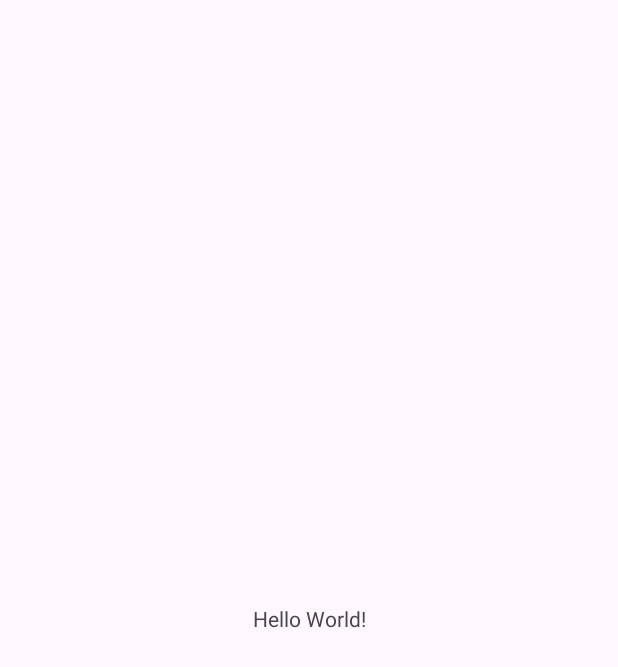
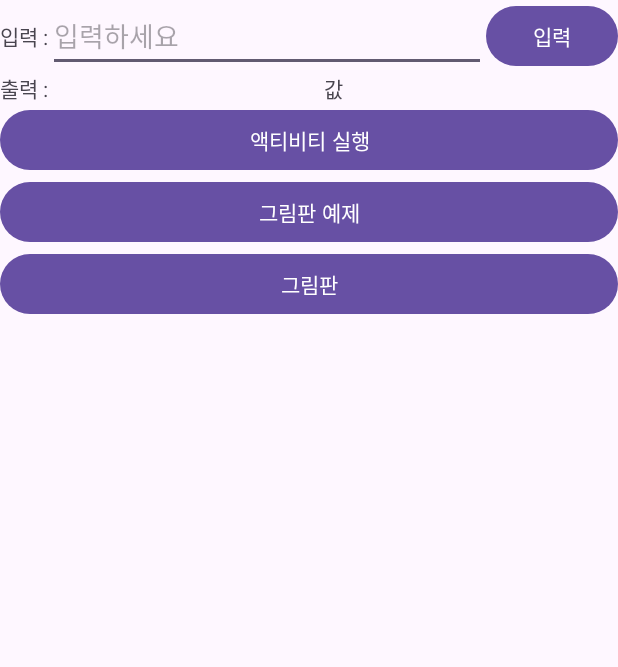
Before and after one commit to jamjamzo/TFLite_test, an Android app: the screen it shows after launch (MainActivity), on a phone screen of 412 x 824 dp. Before the commit the part shown is almost empty. Shown: the top 667 px of the screen. Run offline under Robolectric (Android 15) with nearby library versions, the phone set to English and light mode, and no system bars.

Commit message:
230804 MyActivity과 화면 생성

```diff
--- a/app/src/main/AndroidManifest.xml
+++ b/app/src/main/AndroidManifest.xml
@@ -13,6 +13,9 @@
         android:theme="@style/Theme.TFLite_test"
         tools:targetApi="31">
         <activity
+            android:name=".MyActivity"
+            android:exported="false" />
+        <activity
             android:name=".MainActivity"
             android:exported="true">
             <intent-filter>
--- a/app/src/main/java/com/example/tflite_test/MainActivity.java
+++ b/app/src/main/java/com/example/tflite_test/MainActivity.java
@@ -2,7 +2,13 @@ package com.example.tflite_test;
 
 import androidx.appcompat.app.AppCompatActivity;
 
+import android.content.Intent;
 import android.os.Bundle;
+import android.view.View;
+import android.widget.Button;
+import android.widget.EditText;
+import android.widget.TextView;
+import android.widget.Toast;
 
 public class MainActivity extends AppCompatActivity {
 
@@ -10,5 +16,74 @@ public class MainActivity extends AppCompatActivity {
     protected void onCreate(Bundle savedInstanceState) {
         super.onCreate(savedInstanceState);
         setContentView(R.layout.activity_main);
+
+
+        EditText editText = (EditText)findViewById(R.id.input_Et);
+        Button button = (Button)findViewById(R.id.input_Btn);
+        TextView textView = (TextView)findViewById(R.id.output_Tv);
+
+        button.setOnClickListener(new View.OnClickListener() {
+            @Override
+            public void onClick(View view) {
+                String text = editText.getText().toString();
+                textView.setText(text);
+
+//                try {
+//                    Thread.sleep(10 * 1000);
+//                    Toast.makeText(MainActivity.this, "complete", Toast.LENGTH_SHORT).show();
+//                } catch (Exception e) {
+//                    e.printStackTrace();
+//                }
+
+                new Thread(new Runnable() {
+                    @Override
+                    public void run() {
+                        try {
+                            Thread.sleep(10 * 1000);
+                            Toast.makeText(MainActivity.this, "complete", Toast.LENGTH_SHORT).show();
+//                            runOnUiThread(new Runnable() {
+//                                @Override
+//                                public void run() {
+//                                    Toast.makeText(MainActivity.this, "complete", Toast.LENGTH_SHORT).show();
+//                                }
+//                            });
+                        } catch (Exception e) {
+                            e.printStackTrace();
+                        }
+                    }
+                }).start();
+            }
+        });
+
+//        button.setOnClickListener(view -> {
+//        });
+
+        Button actBtn = findViewById(R.id.activity_launch_Btn);
+        actBtn.setOnClickListener(new View.OnClickListener() {
+            @Override
+            public void onClick(View v) {
+                Intent i = new Intent(MainActivity.this, MyActivity.class);
+                startActivity(i);
+            }
+        });
+
+//        Button drawSampleBtn = findViewById(R.id.draw_sample_Btn);
+//        drawSampleBtn.setOnClickListener(new View.OnClickListener() {
+//            @Override
+//            public void onClick(View v) {
+//                Intent i = new Intent(MainActivity.this, DrawingActivity.class);
+//                startActivity(i);
+//            }
+//        });
+//
+//        Button drawBtn = findViewById(R.id.draw_Btn);
+//        drawBtn.setOnClickListener(new View.OnClickListener() {
+//            @Override
+//            public void onClick(View v) {
+//                Intent i = new Intent(MainActivity.this, DrawActivity.class);
+//                startActivity(i);
+//            }
+//        });
+
     }
 }
--- a/app/src/main/res/layout/activity_main.xml
+++ b/app/src/main/res/layout/activity_main.xml
@@ -1,18 +1,73 @@
 <?xml version="1.0" encoding="utf-8"?>
-<androidx.constraintlayout.widget.ConstraintLayout xmlns:android="http://schemas.android.com/apk/res/android"
-    xmlns:app="http://schemas.android.com/apk/res-auto"
+<LinearLayout
+    xmlns:android="http://schemas.android.com/apk/res/android"
     xmlns:tools="http://schemas.android.com/tools"
+    android:orientation="vertical"
     android:layout_width="match_parent"
     android:layout_height="match_parent"
     tools:context=".MainActivity">
 
-    <TextView
-        android:layout_width="wrap_content"
+    <LinearLayout
+        android:layout_width="match_parent"
         android:layout_height="wrap_content"
-        android:text="Hello World!"
-        app:layout_constraintBottom_toBottomOf="parent"
-        app:layout_constraintEnd_toEndOf="parent"
-        app:layout_constraintStart_toStartOf="parent"
-        app:layout_constraintTop_toTopOf="parent" />
+        android:orientation="horizontal">
+        <TextView
+            android:layout_width="wrap_content"
+            android:layout_height="wrap_content"
+            android:text="입력 :"
+            android:layout_gravity="center_vertical"/>
 
-</androidx.constraintlayout.widget.ConstraintLayout>
+        <EditText
+            android:id="@+id/input_Et"
+            android:layout_width="0dp"
+            android:layout_height="wrap_content"
+            android:layout_weight="1"
+            android:hint="입력하세요" />
+
+        <Button
+            android:id="@+id/input_Btn"
+            android:layout_width="wrap_content"
+            android:layout_height="wrap_content"
+            android:text="입력"
+            android:layout_gravity="center_vertical" />
+
+    </LinearLayout>
+
+    <LinearLayout
+        android:layout_width="match_parent"
+        android:layout_height="wrap_content"
+        android:orientation="horizontal">
+
+        <TextView
+            android:layout_width="wrap_content"
+            android:layout_height="wrap_content"
+            android:text="출력 :" />
+
+        <TextView
+            android:id="@+id/output_Tv"
+            android:layout_width="match_parent"
+            android:layout_height="wrap_content"
+            android:text="값"
+            android:textAlignment="center"/>
+
+    </LinearLayout>
+
+    <Button
+        android:id="@+id/activity_launch_Btn"
+        android:layout_width="match_parent"
+        android:layout_height="wrap_content"
+        android:text="액티비티 실행" />
+
+    <Button
+        android:id="@+id/draw_sample_Btn"
+        android:layout_width="match_parent"
+        android:layout_height="wrap_content"
+        android:text="그림판 예제" />
+
+    <Button
+        android:id="@+id/draw_Btn"
+        android:layout_width="match_parent"
+        android:layout_height="wrap_content"
+        android:text="그림판" />
+
+</LinearLayout>
```
Also changed, not shown: app/src/main/java/com/example/tflite_test/MyActivity.java (added, +58 -0 lines), app/src/main/res/layout/activity_my.xml (added, +20 -0 lines).
